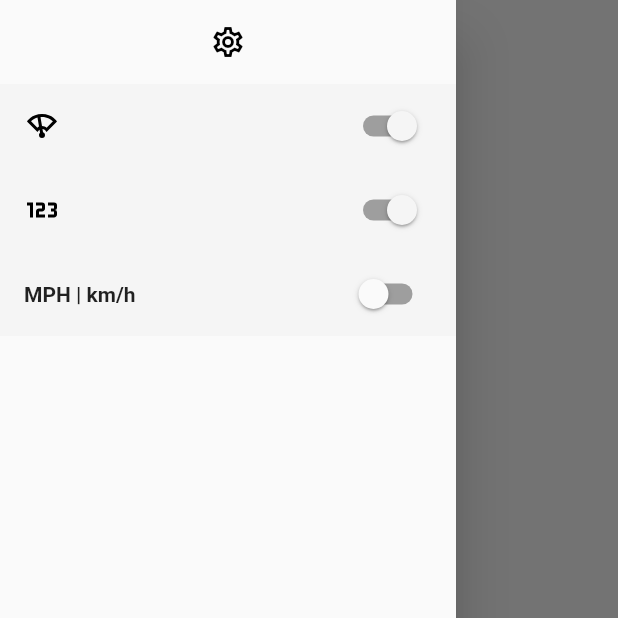
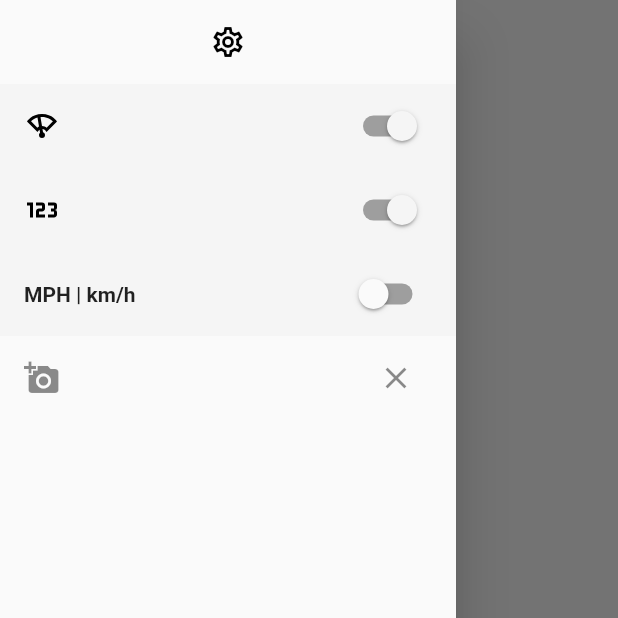
Before and after one commit to BlakeBarrett/SPDO, a Flutter app: the screen it shows after launch, with the side drawer open, on a phone screen of 412 x 824 dp, the top half of it. Run offline on Flutter 3.47's test engine with Material 2 defaults, Android fonts, the phone set to English and light mode, and no system bars; our stand-ins replace flutter_svg, geolocator, image_picker, shared_preferences.

Commit message:
Spdo 7 background image (#9)
* Add packages and request permissions in iOS project.

* Adding ImagePickerUtils
   Loading, saving, displaying all work!

* Don't need Camera permissions.

* Removing unused package

* Removing unused function.

* Rescoping function to be private.

```diff
--- /dev/null
+++ b/lib/image_picker_utils.dart
@@ -0,0 +1,59 @@
+import 'dart:io';
+import 'package:flutter/material.dart';
+import 'package:image_picker/image_picker.dart';
+import 'package:path_provider/path_provider.dart' as PathProvider;
+
+class ImagePickerUtils {
+  static ImagePicker _picker = new ImagePicker();
+
+  static Future<Directory> _getDirectory() async {
+    return await PathProvider.getApplicationSupportDirectory();
+  }
+
+  static Future<File?> _getImageFile() async {
+    var directory = await _getDirectory();
+    if (!directory.existsSync()) {
+      return null;
+    }
+    var list = directory.listSync();
+    if (list.isEmpty) {
+      return null;
+    } else {
+      return File(list.first.path);
+    }
+  }
+
+  static Future<Image?> getImage(context) async {
+    var size = MediaQuery.of(context).size;
+    var imageFile = await _getImageFile();
+    var exists = await imageFile?.exists() ?? false;
+    if (exists && imageFile != null) {
+      return Image.file(
+        imageFile,
+        fit: BoxFit.cover,
+        width: size.width,
+        height: size.height,
+      );
+    } else {
+      return null;
+    }
+  }
+
+  static void clearImage() => _getDirectory().then((value) {
+        value.listSync().forEach((element) {
+          element.delete();
+        });
+      });
+
+  static Future<bool> browseForImage() async {
+    var image = await _picker.pickImage(source: ImageSource.gallery);
+    // user cancelled
+    if (image == null) {
+      return false;
+    }
+    Directory directory = await _getDirectory();
+    String path = directory.path + '/' + image.name;
+    image.saveTo(path);
+    return true;
+  }
+}
--- a/lib/main.dart
+++ b/lib/main.dart
@@ -1,8 +1,9 @@
 import 'package:flutter/animation.dart';
 import 'package:flutter/material.dart';
+import 'package:flutter_svg/flutter_svg.dart';
 import 'package:geolocator/geolocator.dart';
 import 'package:shared_preferences/shared_preferences.dart';
-import 'package:flutter_svg/flutter_svg.dart';
+import 'image_picker_utils.dart';
 import 'speedreader.dart';
 import 'gauges/digital.dart';
 import 'gauges/analog.dart';
@@ -13,7 +14,6 @@ void main() {
 
 // ignore: camel_case_types
 class SPDO_App extends StatelessWidget {
-  // This widget is the root of your application.
   @override
   Widget build(BuildContext context) {
     return MaterialApp(
@@ -122,6 +122,17 @@ class _SpeedometerScaffoldState extends State<SpeedometerScaffold> {
               dense: false,
               controlAffinity: ListTileControlAffinity.trailing,
             ),
+            ListTile(
+              title: Row(children: [
+                Icon(Icons.add_a_photo),
+                Spacer(),
+                IconButton(
+                  icon: Icon(Icons.clear),
+                  onPressed: () => ImagePickerUtils.clearImage(),
+                ),
+              ]),
+              onTap: () => ImagePickerUtils.browseForImage(),
+            ),
           ],
         ),
       ),
@@ -226,6 +237,7 @@ class _SpeedometerWidgetState extends State<SpeedometerWidget>
   late AnimationController? _animationController;
 
   late var speed = widget.speed;
+  Image? _background;
 
   @override
   void initState() {
@@ -259,18 +271,28 @@ class _SpeedometerWidgetState extends State<SpeedometerWidget>
 
   @override
   Widget build(BuildContext context) {
+    // Loading the background has to happen here, instead of in initState,
+    // because the context (which is used to query the screen size) is not
+    // available until build() is called.
+    ImagePickerUtils.getImage(context).then((value) => setState(() {
+          _background = value;
+        }));
+
     double _speed = widget.speed;
     if (_animation != null) {
       _speed = _animation!.value;
     }
 
     List<Widget> _children = [];
-    if (this.widget.analog) {
-      _children.add(AnalogGauge(speed: _speed));
+    if (_background != null) {
+      _children.add(Center(child: _background));
     }
     _children.add(Center(
       child: DigitalGauge(value: widget.display),
     ));
+    if (this.widget.analog) {
+      _children.add(AnalogGauge(speed: _speed));
+    }
 
     return Scaffold(
       body: Center(
--- a/pubspec.yaml
+++ b/pubspec.yaml
@@ -32,6 +32,8 @@ dependencies:
   flutter_launcher_icons: ^0.9.0
   shared_preferences: ^2.0.6
   flutter_svg: ^0.22.0
+  image_picker: ^0.8.2
+  path_provider: ^2.0.2
 
 dev_dependencies:
   flutter_test:
```
Also changed, not shown: 2 other files.
